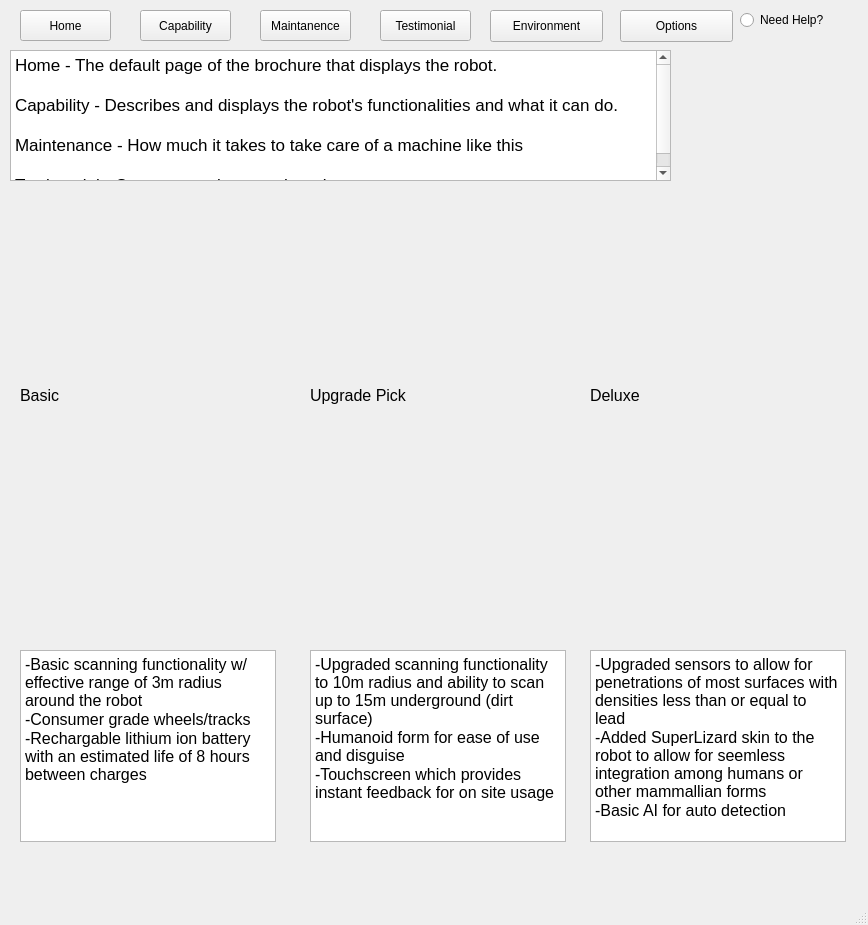
First picture: the form in brochure/home.ui, repository Team-llamas/Project-1, before the edit.
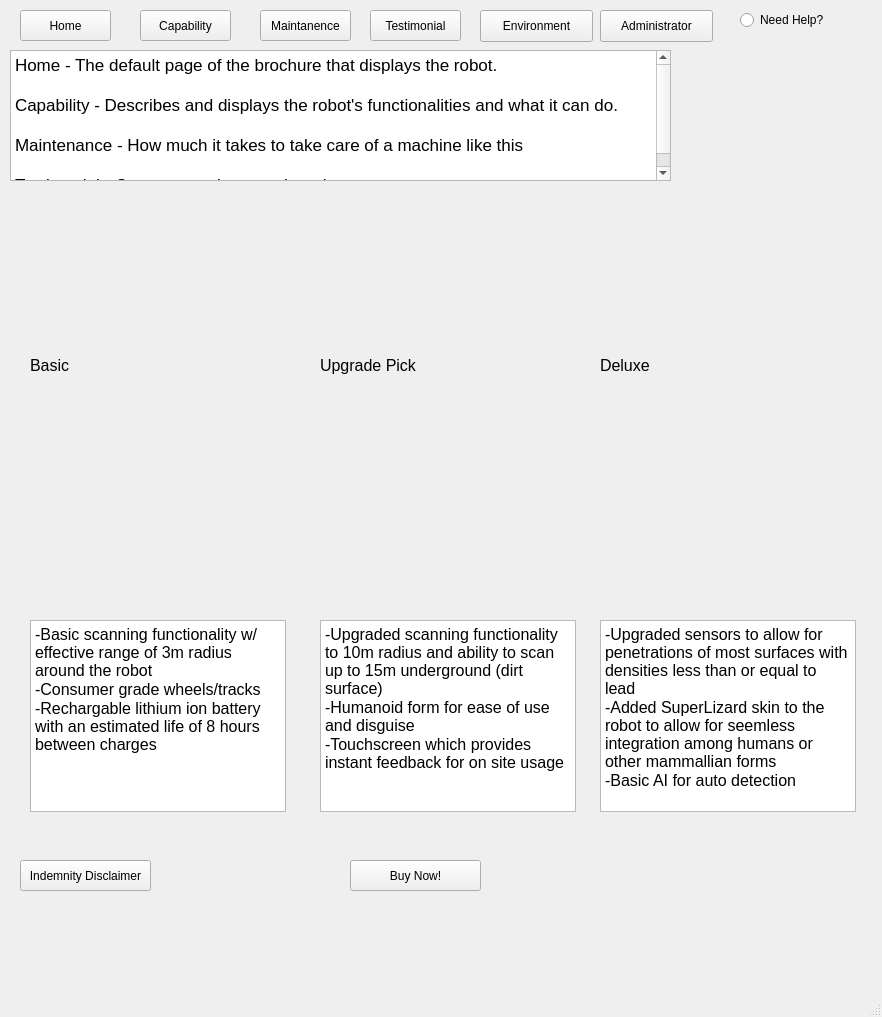
Second picture: the form after the edit. The open tabs and pages were chosen to show the change. Icons and pictures are not drawn.

The edit to the form file:
```diff
--- a/brochure/home.ui
+++ b/brochure/home.ui
@@ -6,8 +6,8 @@
    <rect>
     <x>0</x>
     <y>0</y>
-    <width>868</width>
-    <height>925</height>
+    <width>882</width>
+    <height>1017</height>
    </rect>
   </property>
   <property name="windowTitle">
@@ -74,7 +74,7 @@
     </property>
     <property name="geometry">
      <rect>
-      <x>380</x>
+      <x>370</x>
       <y>10</y>
       <width>91</width>
       <height>31</height>
@@ -100,14 +100,14 @@
    <widget class="QStackedWidget" name="Window">
     <property name="geometry">
      <rect>
-      <x>10</x>
-      <y>380</y>
+      <x>20</x>
+      <y>330</y>
       <width>841</width>
-      <height>501</height>
+      <height>491</height>
      </rect>
     </property>
     <property name="currentIndex">
-     <number>0</number>
+     <number>5</number>
     </property>
     <widget class="QWidget" name="mainPage">
      <widget class="QLabel" name="header">
@@ -237,19 +237,6 @@
        <bool>true</bool>
       </property>
      </widget>
-     <widget class="QPushButton" name="indemnity">
-      <property name="geometry">
-       <rect>
-        <x>10</x>
-        <y>470</y>
-        <width>111</width>
-        <height>21</height>
-       </rect>
-      </property>
-      <property name="text">
-       <string>Indemnity Disclaimer</string>
-      </property>
-     </widget>
     </widget>
     <widget class="QWidget" name="capabilityPage">
      <widget class="QTextBrowser" name="textBrowser_5">
@@ -705,16 +692,6 @@
      </widget>
     </widget>
     <widget class="QWidget" name="environmentPage">
-     <widget class="QTextBrowser" name="textBrowser_4">
-      <property name="geometry">
-       <rect>
-        <x>40</x>
-        <y>340</y>
-        <width>256</width>
-        <height>192</height>
-       </rect>
-      </property>
-     </widget>
      <widget class="QLabel" name="label">
       <property name="geometry">
        <rect>
@@ -728,81 +705,59 @@
        <string/>
       </property>
      </widget>
-    </widget>
-    <widget class="QWidget" name="optionsPage">
      <widget class="QLabel" name="label_11">
       <property name="geometry">
        <rect>
-        <x>10</x>
-        <y>0</y>
-        <width>131</width>
-        <height>31</height>
+        <x>50</x>
+        <y>170</y>
+        <width>121</width>
+        <height>20</height>
        </rect>
       </property>
-      <property name="font">
-       <font>
-        <pointsize>12</pointsize>
-       </font>
-      </property>
       <property name="text">
-       <string>Basic</string>
+       <string/>
       </property>
      </widget>
      <widget class="QLabel" name="label_12">
       <property name="geometry">
        <rect>
-        <x>300</x>
-        <y>0</y>
-        <width>131</width>
-        <height>31</height>
+        <x>70</x>
+        <y>250</y>
+        <width>59</width>
+        <height>16</height>
        </rect>
       </property>
-      <property name="font">
-       <font>
-        <pointsize>12</pointsize>
-       </font>
-      </property>
       <property name="text">
-       <string>Upgrade Pick</string>
+       <string/>
       </property>
      </widget>
      <widget class="QLabel" name="label_13">
       <property name="geometry">
        <rect>
-        <x>580</x>
-        <y>0</y>
-        <width>131</width>
-        <height>31</height>
+        <x>60</x>
+        <y>270</y>
+        <width>59</width>
+        <height>16</height>
        </rect>
       </property>
-      <property name="font">
-       <font>
-        <pointsize>12</pointsize>
-       </font>
-      </property>
       <property name="text">
-       <string>Deluxe</string>
+       <string/>
       </property>
      </widget>
      <widget class="QLabel" name="label_14">
       <property name="geometry">
        <rect>
-        <x>10</x>
+        <x>0</x>
         <y>40</y>
-        <width>231</width>
-        <height>221</height>
+        <width>271</width>
+        <height>211</height>
        </rect>
       </property>
-      <property name="font">
-       <font>
-        <pointsize>10</pointsize>
-       </font>
-      </property>
       <property name="text">
        <string/>
       </property>
       <property name="pixmap">
-       <pixmap resource="images.qrc">:/pics/roomba.jpg</pixmap>
+       <pixmap resource="images.qrc">:/pics/Robot_Project-1.jpg</pixmap>
       </property>
       <property name="scaledContents">
        <bool>true</bool>
@@ -811,32 +766,74 @@
      <widget class="QLabel" name="label_15">
       <property name="geometry">
        <rect>
-        <x>580</x>
-        <y>40</y>
-        <width>241</width>
-        <height>221</height>
+        <x>48</x>
+        <y>0</y>
+        <width>91</width>
+        <height>20</height>
        </rect>
       </property>
-      <property name="font">
-       <font>
-        <pointsize>10</pointsize>
-       </font>
-      </property>
       <property name="text">
-       <string/>
+       <string>Environments</string>
       </property>
-      <property name="pixmap">
-       <pixmap resource="images.qrc">:/pics/terminator.jpg</pixmap>
+     </widget>
+     <widget class="QTextBrowser" name="textBrowser_4">
+      <property name="geometry">
+       <rect>
+        <x>300</x>
+        <y>40</y>
+        <width>271</width>
+        <height>211</height>
+       </rect>
       </property>
-      <property name="scaledContents">
-       <bool>true</bool>
+      <property name="html">
+       <string>&lt;!DOCTYPE HTML PUBLIC &quot;-//W3C//DTD HTML 4.0//EN&quot; &quot;http://www.w3.org/TR/REC-html40/strict.dtd&quot;&gt;
+&lt;html&gt;&lt;head&gt;&lt;meta name=&quot;qrichtext&quot; content=&quot;1&quot; /&gt;&lt;style type=&quot;text/css&quot;&gt;
+p, li { white-space: pre-wrap; }
+&lt;/style&gt;&lt;/head&gt;&lt;body style=&quot; font-family:'MS Shell Dlg 2'; font-size:8.25pt; font-weight:400; font-style:normal;&quot;&gt;
+&lt;p style=&quot; margin-top:0px; margin-bottom:0px; margin-left:0px; margin-right:0px; -qt-block-indent:0; text-indent:0px;&quot;&gt;&lt;span style=&quot; font-family:'.SF NS Text'; font-size:13pt;&quot;&gt;This robot can be used on a variety of different terrain, including the desert, mountains, forests, snow, ice, and much more.&lt;/span&gt;&lt;/p&gt;
+&lt;p style=&quot;-qt-paragraph-type:empty; margin-top:0px; margin-bottom:0px; margin-left:0px; margin-right:0px; -qt-block-indent:0; text-indent:0px; font-family:'.SF NS Text'; font-size:13pt;&quot;&gt;&lt;br /&gt;&lt;/p&gt;&lt;/body&gt;&lt;/html&gt;</string>
       </property>
      </widget>
+    </widget>
+    <widget class="QWidget" name="Administrator">
      <widget class="QLabel" name="label_16">
       <property name="geometry">
        <rect>
+        <x>120</x>
+        <y>60</y>
+        <width>241</width>
+        <height>81</height>
+       </rect>
+      </property>
+      <property name="text">
+       <string>Welcome to administrator page!</string>
+      </property>
+     </widget>
+    </widget>
+    <widget class="QWidget" name="optionsPage">
+     <widget class="QLabel" name="label_17">
+      <property name="geometry">
+       <rect>
+        <x>10</x>
+        <y>20</y>
+        <width>131</width>
+        <height>31</height>
+       </rect>
+      </property>
+      <property name="font">
+       <font>
+        <pointsize>12</pointsize>
+       </font>
+      </property>
+      <property name="text">
+       <string>Basic</string>
+      </property>
+     </widget>
+     <widget class="QLabel" name="label_18">
+      <property name="geometry">
+       <rect>
         <x>300</x>
-        <y>40</y>
+        <y>60</y>
         <width>241</width>
         <height>221</height>
        </rect>
@@ -856,11 +853,114 @@
        <bool>true</bool>
       </property>
      </widget>
+     <widget class="QLabel" name="label_19">
+      <property name="geometry">
+       <rect>
+        <x>10</x>
+        <y>60</y>
+        <width>231</width>
+        <height>221</height>
+       </rect>
+      </property>
+      <property name="font">
+       <font>
+        <pointsize>10</pointsize>
+       </font>
+      </property>
+      <property name="text">
+       <string/>
+      </property>
+      <property name="pixmap">
+       <pixmap resource="images.qrc">:/pics/roomba.jpg</pixmap>
+      </property>
+      <property name="scaledContents">
+       <bool>true</bool>
+      </property>
+     </widget>
+     <widget class="QLabel" name="label_20">
+      <property name="geometry">
+       <rect>
+        <x>580</x>
+        <y>60</y>
+        <width>241</width>
+        <height>221</height>
+       </rect>
+      </property>
+      <property name="font">
+       <font>
+        <pointsize>10</pointsize>
+       </font>
+      </property>
+      <property name="text">
+       <string/>
+      </property>
+      <property name="pixmap">
+       <pixmap resource="images.qrc">:/pics/terminator.jpg</pixmap>
+      </property>
+      <property name="scaledContents">
+       <bool>true</bool>
+      </property>
+     </widget>
+     <widget class="QLabel" name="label_21">
+      <property name="geometry">
+       <rect>
+        <x>300</x>
+        <y>20</y>
+        <width>131</width>
+        <height>31</height>
+       </rect>
+      </property>
+      <property name="font">
+       <font>
+        <pointsize>12</pointsize>
+       </font>
+      </property>
+      <property name="text">
+       <string>Upgrade Pick</string>
+      </property>
+     </widget>
+     <widget class="QLabel" name="label_22">
+      <property name="geometry">
+       <rect>
+        <x>580</x>
+        <y>20</y>
+        <width>131</width>
+        <height>31</height>
+       </rect>
+      </property>
+      <property name="font">
+       <font>
+        <pointsize>12</pointsize>
+       </font>
+      </property>
+      <property name="text">
+       <string>Deluxe</string>
+      </property>
+     </widget>
+     <widget class="QTextBrowser" name="textBrowser_16">
+      <property name="geometry">
+       <rect>
+        <x>580</x>
+        <y>290</y>
+        <width>256</width>
+        <height>192</height>
+       </rect>
+      </property>
+      <property name="html">
+       <string>&lt;!DOCTYPE HTML PUBLIC &quot;-//W3C//DTD HTML 4.0//EN&quot; &quot;http://www.w3.org/TR/REC-html40/strict.dtd&quot;&gt;
+&lt;html&gt;&lt;head&gt;&lt;meta name=&quot;qrichtext&quot; content=&quot;1&quot; /&gt;&lt;style type=&quot;text/css&quot;&gt;
+p, li { white-space: pre-wrap; }
+&lt;/style&gt;&lt;/head&gt;&lt;body style=&quot; font-family:'MS Shell Dlg 2'; font-size:8.25pt; font-weight:400; font-style:normal;&quot;&gt;
+&lt;p style=&quot; margin-top:0px; margin-bottom:0px; margin-left:0px; margin-right:0px; -qt-block-indent:0; text-indent:0px;&quot;&gt;&lt;span style=&quot; font-size:12pt;&quot;&gt;-Upgraded sensors to allow for penetrations of most surfaces with densities less than or equal to lead&lt;/span&gt;&lt;/p&gt;
+&lt;p style=&quot; margin-top:0px; margin-bottom:0px; margin-left:0px; margin-right:0px; -qt-block-indent:0; text-indent:0px;&quot;&gt;&lt;span style=&quot; font-size:12pt;&quot;&gt;-Added SuperLizard skin to the robot to allow for seemless integration among humans or other mammallian forms&lt;/span&gt;&lt;/p&gt;
+&lt;p style=&quot; margin-top:0px; margin-bottom:0px; margin-left:0px; margin-right:0px; -qt-block-indent:0; text-indent:0px;&quot;&gt;&lt;span style=&quot; font-size:12pt;&quot;&gt;-Basic AI for auto detection&lt;/span&gt;&lt;/p&gt;&lt;/body&gt;&lt;/html&gt;</string>
+      </property>
+     </widget>
      <widget class="QTextBrowser" name="textBrowser_14">
       <property name="geometry">
        <rect>
         <x>10</x>
-        <y>270</y>
+        <y>290</y>
         <width>256</width>
         <height>192</height>
        </rect>
@@ -879,7 +979,7 @@
       <property name="geometry">
        <rect>
         <x>300</x>
-        <y>270</y>
+        <y>290</y>
         <width>256</width>
         <height>192</height>
        </rect>
@@ -894,50 +994,13 @@
 &lt;p style=&quot; margin-top:0px; margin-bottom:0px; margin-left:0px; margin-right:0px; -qt-block-indent:0; text-indent:0px;&quot;&gt;&lt;span style=&quot; font-size:12pt;&quot;&gt;-Touchscreen which provides instant feedback for on site usage&lt;/span&gt;&lt;/p&gt;&lt;/body&gt;&lt;/html&gt;</string>
       </property>
      </widget>
-     <widget class="QTextBrowser" name="textBrowser_16">
-      <property name="geometry">
-       <rect>
-        <x>580</x>
-        <y>270</y>
-        <width>256</width>
-        <height>192</height>
-       </rect>
-      </property>
-      <property name="html">
-       <string>&lt;!DOCTYPE HTML PUBLIC &quot;-//W3C//DTD HTML 4.0//EN&quot; &quot;http://www.w3.org/TR/REC-html40/strict.dtd&quot;&gt;
-&lt;html&gt;&lt;head&gt;&lt;meta name=&quot;qrichtext&quot; content=&quot;1&quot; /&gt;&lt;style type=&quot;text/css&quot;&gt;
-p, li { white-space: pre-wrap; }
-&lt;/style&gt;&lt;/head&gt;&lt;body style=&quot; font-family:'MS Shell Dlg 2'; font-size:8.25pt; font-weight:400; font-style:normal;&quot;&gt;
-&lt;p style=&quot; margin-top:0px; margin-bottom:0px; margin-left:0px; margin-right:0px; -qt-block-indent:0; text-indent:0px;&quot;&gt;&lt;span style=&quot; font-size:12pt;&quot;&gt;-Upgraded sensors to allow for penetrations of most surfaces with densities less than or equal to lead&lt;/span&gt;&lt;/p&gt;
-&lt;p style=&quot; margin-top:0px; margin-bottom:0px; margin-left:0px; margin-right:0px; -qt-block-indent:0; text-indent:0px;&quot;&gt;&lt;span style=&quot; font-size:12pt;&quot;&gt;-Added SuperLizard skin to the robot to allow for seemless integration among humans or other mammallian forms&lt;/span&gt;&lt;/p&gt;
-&lt;p style=&quot; margin-top:0px; margin-bottom:0px; margin-left:0px; margin-right:0px; -qt-block-indent:0; text-indent:0px;&quot;&gt;&lt;span style=&quot; font-size:12pt;&quot;&gt;-Basic AI for auto detection&lt;/span&gt;&lt;/p&gt;&lt;/body&gt;&lt;/html&gt;</string>
-      </property>
-     </widget>
     </widget>
     <widget class="QWidget" name="indemnityPage">
-     <widget class="QLabel" name="label_17">
-      <property name="geometry">
-       <rect>
-        <x>10</x>
-        <y>10</y>
-        <width>181</width>
-        <height>31</height>
-       </rect>
-      </property>
-      <property name="font">
-       <font>
-        <pointsize>14</pointsize>
-       </font>
-      </property>
-      <property name="text">
-       <string>Indemnity Clause</string>
-      </property>
-     </widget>
      <widget class="QTextBrowser" name="textBrowser_17">
       <property name="geometry">
        <rect>
         <x>10</x>
-        <y>40</y>
+        <y>60</y>
         <width>821</width>
         <height>431</height>
        </rect>
@@ -952,12 +1015,30 @@
 &lt;p style=&quot; margin-top:0px; margin-bottom:0px; margin-left:0px; margin-right:0px; -qt-block-indent:0; text-indent:0px;&quot;&gt;&lt;span style=&quot; font-size:14pt;&quot;&gt;tl;dr We are not held liable for any bodily harm or injuries resulting from or as a result of our product.&lt;/span&gt;&lt;/p&gt;&lt;/body&gt;&lt;/html&gt;</string>
       </property>
      </widget>
+     <widget class="QLabel" name="label_23">
+      <property name="geometry">
+       <rect>
+        <x>10</x>
+        <y>30</y>
+        <width>181</width>
+        <height>31</height>
+       </rect>
+      </property>
+      <property name="font">
+       <font>
+        <pointsize>14</pointsize>
+       </font>
+      </property>
+      <property name="text">
+       <string>Indemnity Clause</string>
+      </property>
+     </widget>
     </widget>
    </widget>
    <widget class="QPushButton" name="EnvironmentButton">
     <property name="geometry">
      <rect>
-      <x>490</x>
+      <x>480</x>
       <y>10</y>
       <width>113</width>
       <height>32</height>
@@ -1024,17 +1105,43 @@
 &lt;p style=&quot; margin-top:0px; margin-bottom:0px; margin-left:0px; margin-right:0px; -qt-block-indent:0; text-indent:0px;&quot;&gt;&lt;span style=&quot; font-family:'.SF NS Text'; font-size:13pt;&quot;&gt;Testimonial - Customer reviews on the robot&lt;/span&gt;&lt;/p&gt;&lt;/body&gt;&lt;/html&gt;</string>
     </property>
    </widget>
-   <widget class="QPushButton" name="OptionsButton">
+   <widget class="QPushButton" name="administrator">
     <property name="geometry">
      <rect>
-      <x>620</x>
+      <x>600</x>
       <y>10</y>
       <width>113</width>
       <height>32</height>
      </rect>
     </property>
     <property name="text">
-     <string>Options</string>
+     <string>Administrator</string>
+    </property>
+   </widget>
+   <widget class="QPushButton" name="indemnity">
+    <property name="geometry">
+     <rect>
+      <x>20</x>
+      <y>860</y>
+      <width>131</width>
+      <height>31</height>
+     </rect>
+    </property>
+    <property name="text">
+     <string>Indemnity Disclaimer</string>
+    </property>
+   </widget>
+   <widget class="QPushButton" name="buyNow">
+    <property name="geometry">
+     <rect>
+      <x>350</x>
+      <y>860</y>
+      <width>131</width>
+      <height>31</height>
+     </rect>
+    </property>
+    <property name="text">
+     <string>Buy Now!</string>
     </property>
    </widget>
   </widget>
@@ -1046,7 +1153,7 @@
     <rect>
      <x>0</x>
      <y>0</y>
-     <width>868</width>
+     <width>882</width>
      <height>21</height>
     </rect>
    </property>
```
